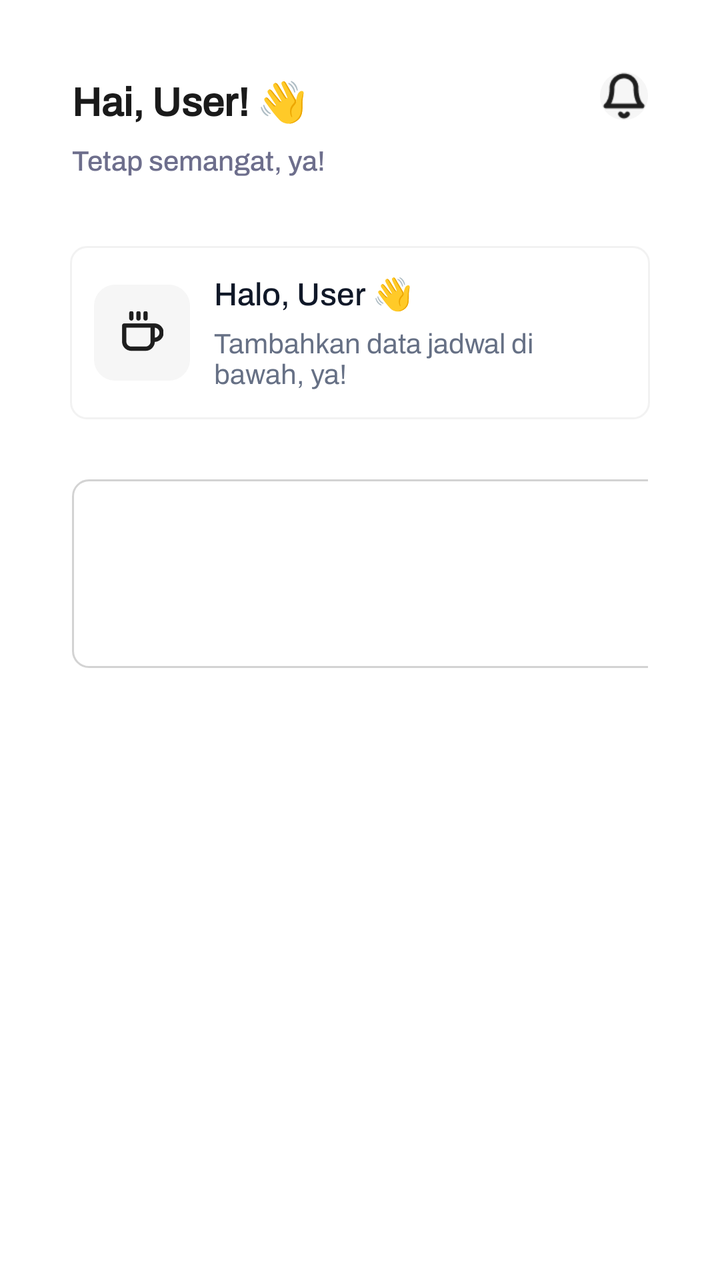
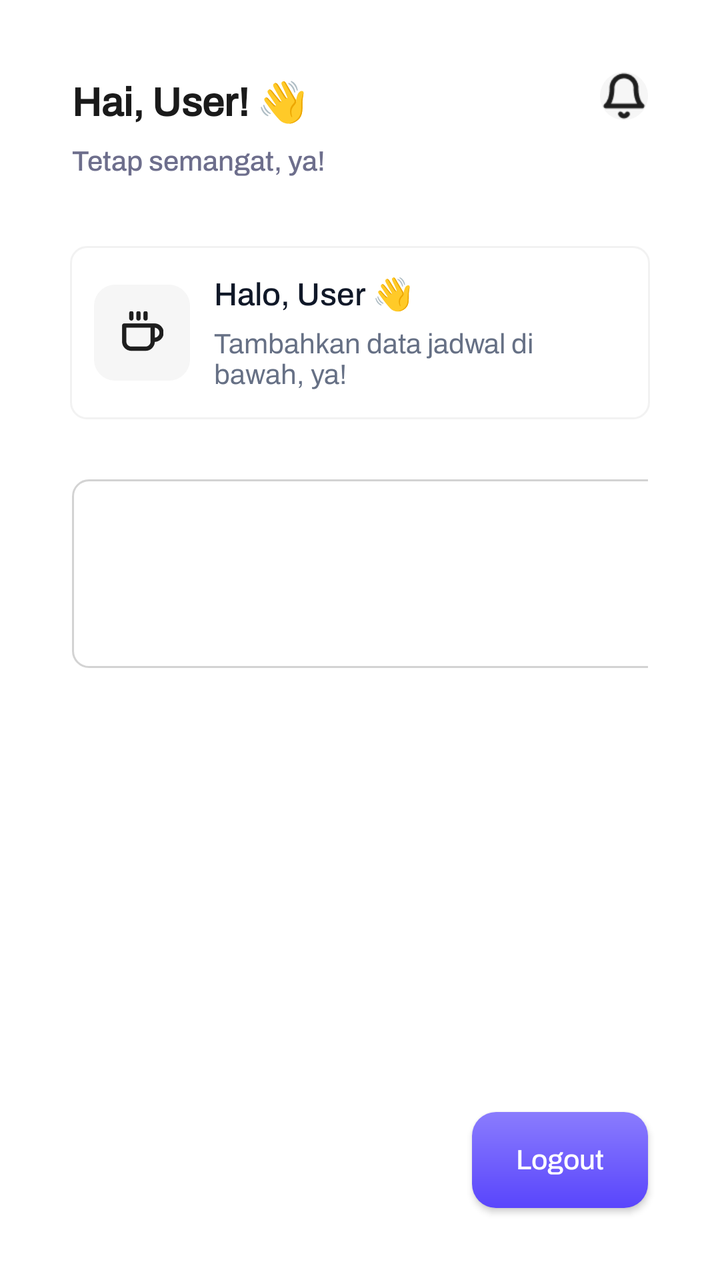

Before-and-after screenshots of an Android layout around one commit, followed by the original layout XML and the change that was made.
<!-- AndroidManifest.xml: application theme Theme.StudentLife -->
<!-- res/layout/activity_menu.xml -->
<androidx.constraintlayout.widget.ConstraintLayout xmlns:android="http://schemas.android.com/apk/res/android"
    xmlns:app="http://schemas.android.com/apk/res-auto"
    xmlns:tools="http://schemas.android.com/tools"
    android:layout_width="match_parent"
    android:layout_height="match_parent"
    android:padding="20dp"
    android:id="@+id/menu">

    <TextView
        android:id="@+id/tvGreetings"
        android:layout_width="wrap_content"
        android:layout_height="wrap_content"
        android:layout_marginStart="16dp"
        android:layout_marginTop="16dp"
        android:text="Hai, User! 👋"
        android:textColor="#1A1A1A"
        android:textSize="20sp"
        android:textStyle="bold"
        app:layout_constraintStart_toStartOf="parent"
        app:layout_constraintTop_toTopOf="parent" />

    <TextView
        android:id="@+id/tvMotivation"
        android:layout_width="wrap_content"
        android:layout_height="wrap_content"
        android:layout_marginStart="16dp"
        android:layout_marginTop="4dp"
        android:text="Tetap semangat, ya!"
        android:textColor="#6D6E8C"
        android:textSize="14sp"
        app:layout_constraintStart_toStartOf="parent"
        app:layout_constraintTop_toBottomOf="@id/tvGreetings" />

    <ImageView
        android:id="@+id/notificationIcon"
        android:layout_width="24dp"
        android:layout_height="24dp"
        android:layout_marginTop="16dp"
        android:layout_marginEnd="16dp"
        android:background="@drawable/circle_background"
        android:contentDescription="Notification Icon"
        android:src="@drawable/ic_notification"
        app:layout_constraintEnd_toEndOf="parent"
        app:layout_constraintTop_toTopOf="parent" />

    <LinearLayout
        android:id="@+id/cardViewAction"
        android:layout_width="match_parent"
        android:layout_height="wrap_content"
        android:padding="15dp"
        app:layout_constraintTop_toTopOf="@id/tvMotivation"
        android:layout_marginTop="30dp"
        android:orientation="vertical">

        <include layout="@layout/component_greetingbox" />
    </LinearLayout>

    <GridLayout
        android:id="@+id/featureGrid"
        android:layout_width="match_parent"
        android:layout_height="wrap_content"
        android:layout_marginTop="15dp"
        android:columnCount="4"
        android:orientation="horizontal"
        android:paddingStart="16dp"
        android:paddingEnd="16dp"
        app:layout_constraintEnd_toEndOf="parent"
        app:layout_constraintStart_toStartOf="parent"
        app:layout_constraintTop_toBottomOf="@id/cardViewAction"
        android:rowCount="1">

        <LinearLayout
            android:layout_width="wrap_content"
            android:layout_height="wrap_content"
            android:background="@drawable/border_grey"
            android:layout_marginEnd="16dp"
            android:gravity="center"
            android:orientation="vertical"
            android:padding="10dp"
            android:layout_columnWeight="1">

            <ImageButton
                android:id="@+id/btnJadwal"
                android:layout_width="48dp"
                android:layout_height="48dp"
                android:background="@drawable/gradient_background_button"
                android:contentDescription="Jadwal"
                android:src="@drawable/ic_calendar_white" />

            <TextView
                android:layout_width="wrap_content"
                android:layout_height="wrap_content"
                android:layout_marginTop="8dp"
                android:text="Jadwal"
                android:textColor="@color/black"
                android:textSize="12sp" />
        </LinearLayout>

        <LinearLayout
            android:layout_width="wrap_content"
            android:layout_height="wrap_content"
            android:layout_marginEnd="16dp"
            android:gravity="center"
            android:background="@drawable/border_grey"
            android:orientation="vertical"
            android:padding="10dp"
            android:layout_columnWeight="1">

            <ImageButton
                android:id="@+id/btnTugas"
                android:layout_width="48dp"
                android:layout_height="48dp"
                android:background="@drawable/gradient_background_button"
                android:contentDescription="Tugas"
                android:src="@drawable/ic_book_white" />

            <TextView
                android:layout_width="wrap_content"
                android:layout_height="wrap_content"
                android:layout_marginTop="8dp"
                android:text="Tugas"
                android:textColor="@color/black"
                android:textSize="12sp" />
        </LinearLayout>

        <LinearLayout
            android:layout_width="wrap_content"
            android:layout_height="wrap_content"
            android:layout_marginEnd="16dp"
            android:gravity="center"
            android:background="@drawable/border_grey"
            android:orientation="vertical"
            android:padding="10dp"
            android:layout_columnWeight="1">

            <ImageButton
                android:id="@+id/btnSinau"
                android:layout_width="48dp"
                android:layout_height="48dp"
                android:background="@drawable/gradient_background_button"
                android:contentDescription="Sinau"
                android:src="@drawable/ic_coffee_white" />

            <TextView
                android:layout_width="wrap_content"
                android:layout_height="wrap_content"
                android:layout_marginTop="8dp"
                android:text="Sinau"
                android:textColor="@color/black"
                android:textSize="12sp" />
        </LinearLayout>

        <LinearLayout
            android:layout_width="wrap_content"
            android:layout_height="wrap_content"
            android:gravity="center"
            android:orientation="vertical"
            android:background="@drawable/border_grey"
            android:padding="10dp"
            android:layout_columnWeight="1">

            <ImageButton
                android:id="@+id/btnDuit"
                android:layout_width="48dp"
                android:layout_height="48dp"
                android:background="@drawable/gradient_background_button"
                android:contentDescription="Duit"
                android:src="@drawable/ic_money_white" />

            <TextView
                android:layout_width="wrap_content"
                android:layout_height="wrap_content"
                android:layout_marginTop="8dp"
                android:text="Duit"
                android:textColor="@color/black"
                android:textSize="12sp" />
        </LinearLayout>
    </GridLayout>


</androidx.constraintlayout.widget.ConstraintLayout>
<!-- res/layout/component_greetingbox.xml (included above) -->
<LinearLayout xmlns:android="http://schemas.android.com/apk/res/android"
    android:layout_width="match_parent"
    android:layout_height="wrap_content"
    android:orientation="horizontal"
    android:background="@drawable/bg_search"
    android:padding="12dp"
    android:layout_marginTop="8dp"
    android:gravity="center_vertical">

    <ImageView
        android:id="@+id/iconUser"
        android:layout_width="48dp"
        android:layout_height="48dp"
        android:src="@drawable/ic_coffee"
        android:contentDescription="User Icon" />

    <LinearLayout
        android:layout_width="wrap_content"
        android:layout_height="wrap_content"
        android:orientation="vertical"
        android:layout_marginStart="12dp">

        <TextView
            android:id="@+id/tvGreeting"
            android:layout_width="wrap_content"
            android:layout_height="wrap_content"
            android:text="Halo, User 👋"
            android:textSize="16sp"
            android:textColor="#101828"
            android:fontFamily="@font/archivo_medium" />

        <TextView
            android:id="@+id/tvSubtext"
            android:layout_width="wrap_content"
            android:layout_height="wrap_content"
            android:text="Tambahkan data jadwal di bawah, ya!"
            android:textSize="14sp"
            android:textColor="#667085"
            android:fontFamily="@font/archivo_regular"
            android:layout_marginTop="2dp" />
    </LinearLayout>
</LinearLayout>
<!-- resources referenced by this layout -->
<resources>
  <color name="black">#101828</color>
  <!-- drawable bg_search (drawable) -->
  <?xml version="1.0" encoding="utf-8"?>
  <shape xmlns:android="http://schemas.android.com/apk/res/android">
      <solid android:color="#FFFFFF"/>
  
      <stroke
          android:width="1dp"
          android:color="#F2F2F2"/>
  
      <corners android:radius="8dp"/>
  </shape>
  <!-- drawable border_grey (drawable) -->
  <shape xmlns:android="http://schemas.android.com/apk/res/android">
      <solid android:color="@android:color/white"/>
      <stroke android:color="#D3D3D3" android:width="1dp"/>
      <corners android:radius="8dp"/>
  </shape>
  <!-- drawable circle_background: png bitmap (drawable, 1216 bytes) -->
  <!-- drawable gradient_background_button (drawable) -->
  <shape xmlns:android="http://schemas.android.com/apk/res/android">
      <gradient
          android:angle="90"
          android:startColor="#5945FC"
          android:endColor="#8A7CFD"
          android:type="linear"/>
      <corners android:radius="12dp"/>
  
  </shape>
  <!-- drawable ic_book_white: png bitmap (drawable, 245 bytes) -->
  <!-- drawable ic_calendar_white: png bitmap (drawable, 301 bytes) -->
  <!-- drawable ic_coffee: png bitmap (drawable, 2235 bytes) -->
  <!-- drawable ic_coffee_white: png bitmap (drawable, 320 bytes) -->
  <!-- drawable ic_money_white: png bitmap (drawable, 257 bytes) -->
  <!-- drawable ic_notification: png bitmap (drawable, 1052 bytes) -->
  <style name="Theme.StudentLife" parent="Base.Theme.StudentLife" />
  <style name="Base.Theme.StudentLife" parent="Theme.AppCompat.Light.NoActionBar">
          
          
          <item name="android:colorBackground">#FFFFFF</item>
          <item name="android:fontFamily">@font/archivo_medium</item>
          <item name="fontFamily">@font/archivo_medium</item>
          <item name="android:textAllCaps">false</item>
      </style>
</resources>

<!-- the commit's change to res/layout/activity_menu.xml (unified diff, before → after) -->
@@ -175,8 +175,18 @@
                 android:textColor="@color/black"
                 android:textSize="12sp" />
         </LinearLayout>
+
     </GridLayout>
-
+    <Button
+        android:id="@+id/btnLogout"
+        android:layout_width="wrap_content"
+        android:layout_height="wrap_content"
+        android:text="Logout"
+        android:textColor="@android:color/white"
+        android:background="@drawable/gradient_background_button"
+        app:layout_constraintBottom_toBottomOf="parent"
+        app:layout_constraintEnd_toEndOf="parent"
+        android:layout_margin="16dp"/>
 
 </androidx.constraintlayout.widget.ConstraintLayout>
 <!-- res/layout/component_greetingbox.xml (included above) -->
